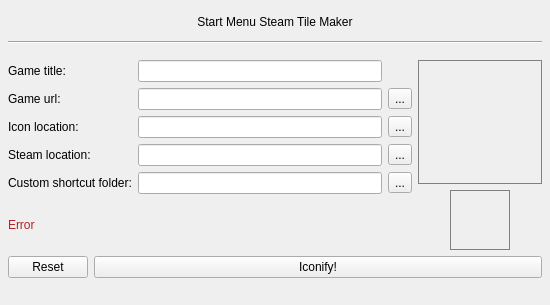
First picture: the form in main.ui, repository Apollo-Roboto/Win10-Start-menu-steam-tile-maker, before the edit.
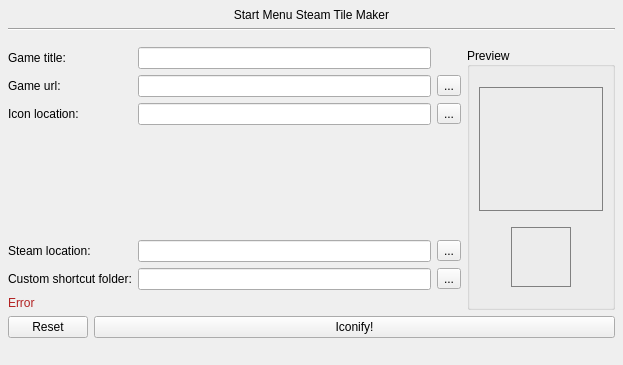
Second picture: the form after the edit.

```diff
--- a/main.ui
+++ b/main.ui
@@ -6,8 +6,8 @@
    <rect>
     <x>0</x>
     <y>0</y>
-    <width>550</width>
-    <height>305</height>
+    <width>623</width>
+    <height>365</height>
    </rect>
   </property>
   <property name="sizePolicy">
@@ -47,7 +47,7 @@
     </property>
     <item row="1" column="0">
      <layout class="QGridLayout" name="gridLayout">
-      <item row="4" column="1">
+      <item row="5" column="1">
        <widget class="QLineEdit" name="customShortcutFolder_lineEdit">
         <property name="enabled">
          <bool>true</bool>
@@ -74,6 +74,30 @@
         </property>
        </widget>
       </item>
+      <item row="5" column="2">
+       <widget class="QToolButton" name="customShortcutFolder_toolButton">
+        <property name="text">
+         <string>...</string>
+        </property>
+       </widget>
+      </item>
+      <item row="4" column="1">
+       <widget class="QLineEdit" name="steamLocation_lineEdit">
+        <property name="enabled">
+         <bool>true</bool>
+        </property>
+        <property name="readOnly">
+         <bool>false</bool>
+        </property>
+       </widget>
+      </item>
+      <item row="5" column="0">
+       <widget class="QLabel" name="label_5">
+        <property name="text">
+         <string>Custom shortcut folder:</string>
+        </property>
+       </widget>
+      </item>
       <item row="1" column="0">
        <widget class="QLabel" name="label_2">
         <property name="text">
@@ -81,44 +105,13 @@
         </property>
        </widget>
       </item>
-      <item row="3" column="1">
-       <widget class="QLineEdit" name="steamLocation_lineEdit">
-        <property name="enabled">
-         <bool>true</bool>
-        </property>
-        <property name="readOnly">
-         <bool>false</bool>
-        </property>
-       </widget>
-      </item>
       <item row="4" column="0">
-       <widget class="QLabel" name="label_5">
-        <property name="text">
-         <string>Custom shortcut folder:</string>
-        </property>
-       </widget>
-      </item>
-      <item row="3" column="0">
        <widget class="QLabel" name="label_4">
         <property name="text">
          <string>Steam location:</string>
         </property>
        </widget>
       </item>
-      <item row="4" column="2">
-       <widget class="QToolButton" name="customShortcutFolder_toolButton">
-        <property name="text">
-         <string>...</string>
-        </property>
-       </widget>
-      </item>
-      <item row="3" column="2">
-       <widget class="QToolButton" name="steamLocation_toolButton">
-        <property name="text">
-         <string>...</string>
-        </property>
-       </widget>
-      </item>
       <item row="2" column="2">
        <widget class="QToolButton" name="iconLocation_toolButton">
         <property name="text">
@@ -126,13 +119,6 @@
         </property>
        </widget>
       </item>
-      <item row="1" column="1">
-       <widget class="QLineEdit" name="gameURL_lineEdit">
-        <property name="dragEnabled">
-         <bool>false</bool>
-        </property>
-       </widget>
-      </item>
       <item row="1" column="2">
        <widget class="QToolButton" name="gameURL_toolButton">
         <property name="text">
@@ -143,6 +129,33 @@
       <item row="0" column="1">
        <widget class="QLineEdit" name="gameTitle_lineEdit"/>
       </item>
+      <item row="1" column="1">
+       <widget class="QLineEdit" name="gameURL_lineEdit">
+        <property name="dragEnabled">
+         <bool>false</bool>
+        </property>
+       </widget>
+      </item>
+      <item row="4" column="2">
+       <widget class="QToolButton" name="steamLocation_toolButton">
+        <property name="text">
+         <string>...</string>
+        </property>
+       </widget>
+      </item>
+      <item row="3" column="1">
+       <spacer name="verticalSpacer">
+        <property name="orientation">
+         <enum>Qt::Vertical</enum>
+        </property>
+        <property name="sizeHint" stdset="0">
+         <size>
+          <width>20</width>
+          <height>40</height>
+         </size>
+        </property>
+       </spacer>
+      </item>
      </layout>
     </item>
     <item row="2" column="0">
@@ -159,68 +172,6 @@
       </item>
      </layout>
     </item>
-    <item row="1" column="1" rowspan="2">
-     <layout class="QVBoxLayout" name="verticalLayout_2">
-      <item>
-       <layout class="QHBoxLayout" name="horizontalLayout_5">
-        <item>
-         <widget class="QLabel" name="mediumIconPreview_label">
-          <property name="minimumSize">
-           <size>
-            <width>124</width>
-            <height>124</height>
-           </size>
-          </property>
-          <property name="maximumSize">
-           <size>
-            <width>124</width>
-            <height>124</height>
-           </size>
-          </property>
-          <property name="styleSheet">
-           <string notr="true">border: 1px solid grey;</string>
-          </property>
-          <property name="text">
-           <string/>
-          </property>
-          <property name="alignment">
-           <set>Qt::AlignCenter</set>
-          </property>
-         </widget>
-        </item>
-       </layout>
-      </item>
-      <item>
-       <layout class="QHBoxLayout" name="horizontalLayout_4">
-        <item>
-         <widget class="QLabel" name="smallIconPreview_label">
-          <property name="minimumSize">
-           <size>
-            <width>60</width>
-            <height>60</height>
-           </size>
-          </property>
-          <property name="maximumSize">
-           <size>
-            <width>60</width>
-            <height>60</height>
-           </size>
-          </property>
-          <property name="styleSheet">
-           <string notr="true">border: 1px solid grey;</string>
-          </property>
-          <property name="text">
-           <string/>
-          </property>
-          <property name="alignment">
-           <set>Qt::AlignCenter</set>
-          </property>
-         </widget>
-        </item>
-       </layout>
-      </item>
-     </layout>
-    </item>
     <item row="0" column="0" colspan="2">
      <layout class="QVBoxLayout" name="verticalLayout_3">
       <property name="bottomMargin">
@@ -284,6 +235,116 @@
       </item>
      </layout>
     </item>
+    <item row="1" column="1" rowspan="2">
+     <widget class="QGroupBox" name="iconPreview_groupBox">
+      <property name="layoutDirection">
+       <enum>Qt::LeftToRight</enum>
+      </property>
+      <property name="title">
+       <string>Preview</string>
+      </property>
+      <property name="alignment">
+       <set>Qt::AlignLeading|Qt::AlignLeft|Qt::AlignVCenter</set>
+      </property>
+      <layout class="QVBoxLayout" name="verticalLayout_2">
+       <item>
+        <spacer name="verticalSpacer_4">
+         <property name="orientation">
+          <enum>Qt::Vertical</enum>
+         </property>
+         <property name="sizeHint" stdset="0">
+          <size>
+           <width>20</width>
+           <height>40</height>
+          </size>
+         </property>
+        </spacer>
+       </item>
+       <item alignment="Qt::AlignHCenter|Qt::AlignVCenter">
+        <widget class="QLabel" name="mediumIconPreview_label">
+         <property name="minimumSize">
+          <size>
+           <width>124</width>
+           <height>124</height>
+          </size>
+         </property>
+         <property name="maximumSize">
+          <size>
+           <width>124</width>
+           <height>124</height>
+          </size>
+         </property>
+         <property name="styleSheet">
+          <string notr="true">border: 1px solid grey;</string>
+         </property>
+         <property name="text">
+          <string/>
+         </property>
+         <property name="alignment">
+          <set>Qt::AlignCenter</set>
+         </property>
+        </widget>
+       </item>
+       <item>
+        <spacer name="verticalSpacer_2">
+         <property name="orientation">
+          <enum>Qt::Vertical</enum>
+         </property>
+         <property name="sizeHint" stdset="0">
+          <size>
+           <width>20</width>
+           <height>40</height>
+          </size>
+         </property>
+        </spacer>
+       </item>
+       <item alignment="Qt::AlignHCenter|Qt::AlignVCenter">
+        <widget class="QLabel" name="smallIconPreview_label">
+         <property name="minimumSize">
+          <size>
+           <width>60</width>
+           <height>60</height>
+          </size>
+         </property>
+         <property name="maximumSize">
+          <size>
+           <width>60</width>
+           <height>60</height>
+          </size>
+         </property>
+         <property name="layoutDirection">
+          <enum>Qt::LeftToRight</enum>
+         </property>
+         <property name="styleSheet">
+          <string notr="true">border: 1px solid grey;</string>
+         </property>
+         <property name="frameShape">
+          <enum>QFrame::NoFrame</enum>
+         </property>
+         <property name="text">
+          <string/>
+         </property>
+         <property name="alignment">
+          <set>Qt::AlignCenter</set>
+         </property>
+        </widget>
+       </item>
+       <item>
+        <spacer name="verticalSpacer_3">
+         <property name="orientation">
+          <enum>Qt::Vertical</enum>
+         </property>
+         <property name="sizeHint" stdset="0">
+          <size>
+           <width>20</width>
+           <height>40</height>
+          </size>
+         </property>
+        </spacer>
+       </item>
+      </layout>
+     </widget>
+    </item>
    </layout>
   </widget>
   <widget class="QMenuBar" name="menubar">
@@ -291,7 +352,7 @@
     <rect>
      <x>0</x>
      <y>0</y>
-     <width>550</width>
+     <width>623</width>
      <height>21</height>
     </rect>
    </property>
```
